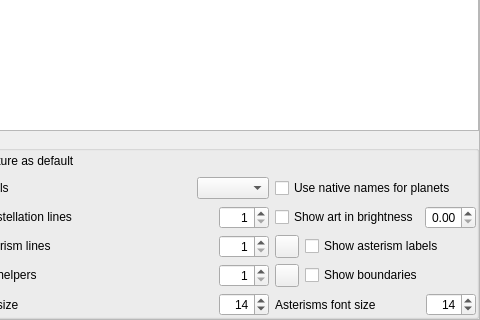
The window that src/gui/viewDialog.ui (519984307/stellarium_src) describes before a commit, drawn with Qt 5; both pictures show x 329 to 809 and y 271 to 591 of the 809 by 591 pixel window.
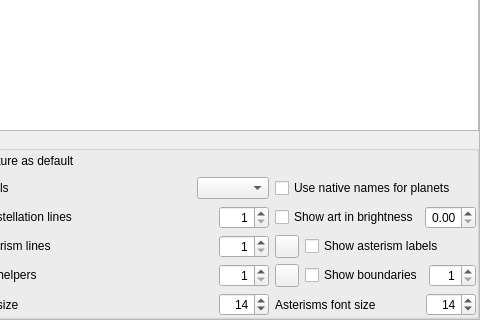
The same window after the commit. The open tabs and pages were chosen to show the change. Icons and pictures are not drawn. Custom widgets are drawn as their Qt base class.

Commit message: Added support for constellation boundaries thickness (#653)

```diff
--- a/src/gui/viewDialog.ui
+++ b/src/gui/viewDialog.ui
@@ -3484,6 +3484,28 @@
                  </property>
                 </widget>
                </item>
+               <item>
+                <widget class="QSpinBox" name="constellationBoundariesThicknessSpinBox">
+                 <property name="maximumSize">
+                  <size>
+                   <width>50</width>
+                   <height>16777215</height>
+                  </size>
+                 </property>
+                 <property name="toolTip">
+                  <string>Thickness of line in pixels</string>
+                 </property>
+                 <property name="alignment">
+                  <set>Qt::AlignRight|Qt::AlignTrailing|Qt::AlignVCenter</set>
+                 </property>
+                 <property name="minimum">
+                  <number>1</number>
+                 </property>
+                 <property name="maximum">
+                  <number>5</number>
+                 </property>
+                </widget>
+               </item>
               </layout>
              </item>
              <item row="5" column="0">
```
The commit also changes 6 other files.
